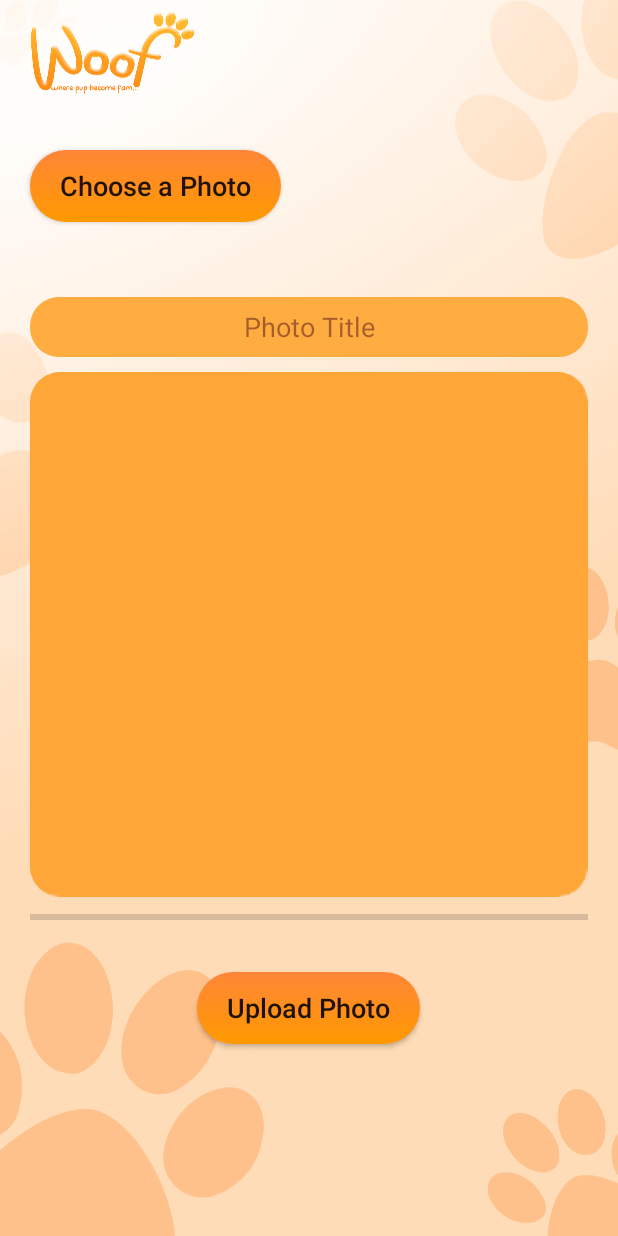
After one commit to MIHIRANGA99/MAD-Project, an Android app: the UploadImages screen opened directly, with no data from a screen before it, on a phone screen of 412 x 824 dp. The commit adds this screen. Run offline under Robolectric (Android 15) with nearby library versions, the phone set to English and light mode, and no system bars; our stand-ins replace Firebase (no records; nobody signed in at launch, a user with empty details on screens opened directly); pictures from the network do not load.

Commit message:
Upload images created

```diff
--- a/app/src/main/AndroidManifest.xml
+++ b/app/src/main/AndroidManifest.xml
@@ -3,7 +3,7 @@
     package="com.example.woofnew">
 
     <uses-permission android:name="android.permission.INTERNET" />
-    <uses-permission android:name="android.permission.READ_EXTERNAL_STORAGE"/>
+    <uses-permission android:name="android.permission.READ_EXTERNAL_STORAGE" />
 
     <application
         android:allowBackup="true"
@@ -12,6 +12,9 @@
         android:roundIcon="@mipmap/ic_launcher_round"
         android:supportsRtl="true"
         android:theme="@style/Theme.WoofNew">
+        <activity
+            android:name=".UploadImages"
+            android:exported="true" />
         <activity
             android:name=".UpdateDog"
             android:exported="true" />
--- a/app/src/main/java/com/example/woofnew/DogRVAdapter.java
+++ b/app/src/main/java/com/example/woofnew/DogRVAdapter.java
@@ -44,7 +44,7 @@ public class DogRVAdapter extends FirebaseRecyclerAdapter<DogRVModel,DogRVAdapte
         holder.dogName.setText(model.getDogName());
         holder.dogAge.setText(model.getDogBreed());
 
-        Glide.with(holder.dogName.getContext()).load(model.getImageURL()).into(holder.profilePic);
+        Glide.with(holder.profilePic.getContext()).load(model.getImageURL()).into(holder.profilePic);
 
         holder.dogProfileCard.setOnClickListener(new View.OnClickListener() {
             @Override
--- a/app/src/main/java/com/example/woofnew/UpdateDog.java
+++ b/app/src/main/java/com/example/woofnew/UpdateDog.java
@@ -33,6 +33,8 @@ import com.google.firebase.storage.FirebaseStorage;
 import com.google.firebase.storage.OnProgressListener;
 import com.google.firebase.storage.StorageReference;
 import com.google.firebase.storage.UploadTask;
+
+import java.util.Objects;
 
 public class UpdateDog extends AppCompatActivity {
 
@@ -163,7 +165,7 @@ public class UpdateDog extends AppCompatActivity {
                     progressDialog.dismiss();
                     Toast.makeText(UpdateDog.this, "Upload Successful", Toast.LENGTH_SHORT).show();
 
-                    reference.child(mUser.getUid()).child("Dogs").child(dogId).child("imageURL").setValue(uri.toString());
+                    reference.child(mUser.getUid()).child("Dogs").child(dogId).child("imageURL").setValue(Objects.requireNonNull(Objects.requireNonNull(taskSnapshot.getMetadata()).getReference()).getDownloadUrl().toString());
                 }
             }).addOnProgressListener(new OnProgressListener<UploadTask.TaskSnapshot>() {
                 @Override
--- /dev/null
+++ b/app/src/main/java/com/example/woofnew/UploadImages.java
@@ -0,0 +1,161 @@
+package com.example.woofnew;
+
+import androidx.annotation.NonNull;
+import androidx.annotation.Nullable;
+import androidx.appcompat.app.AppCompatActivity;
+
+import android.content.ContentResolver;
+import android.content.Intent;
+import android.net.Uri;
+import android.os.Bundle;
+import android.os.Handler;
+import android.view.View;
+import android.webkit.MimeTypeMap;
+import android.widget.Button;
+import android.widget.EditText;
+import android.widget.ProgressBar;
+import android.widget.Toast;
+
+import com.bumptech.glide.Glide;
+import com.google.android.gms.tasks.OnFailureListener;
+import com.google.android.gms.tasks.OnSuccessListener;
+import com.google.android.material.imageview.ShapeableImageView;
+import com.google.firebase.auth.FirebaseAuth;
+import com.google.firebase.auth.FirebaseUser;
+import com.google.firebase.database.DatabaseReference;
+import com.google.firebase.database.FirebaseDatabase;
+import com.google.firebase.storage.FirebaseStorage;
+import com.google.firebase.storage.OnProgressListener;
+import com.google.firebase.storage.StorageReference;
+import com.google.firebase.storage.StorageTask;
+import com.google.firebase.storage.UploadTask;
+
+public class UploadImages extends AppCompatActivity {
+
+    private static final int PICK_IMAGE_REQUEST = 1;
+
+    ShapeableImageView imageView;
+    Button chooseImageBttn;
+    Button uploadImageBttn;
+    EditText imageNameET;
+    ProgressBar progressBar;
+    Uri imageUri;
+
+    FirebaseAuth mAuth;
+    FirebaseUser mUser;
+
+    StorageReference mStorageRef;
+    DatabaseReference mDatabaseRef;
+
+    private StorageTask mUploadTask;
+
+    @Override
+    protected void onCreate(Bundle savedInstanceState) {
+        super.onCreate(savedInstanceState);
+        setContentView(R.layout.activity_upload_images);
+
+        Intent intent = getIntent();
+
+        String dogId = intent.getStringExtra("dogId");
+
+        chooseImageBttn = findViewById(R.id.bttn_chooseFile);
+        uploadImageBttn = findViewById(R.id.bttn_uploadFile);
+        imageNameET = findViewById(R.id.imageTitle_ET);
+        imageView = findViewById(R.id.db_image_SIV);
+        progressBar = findViewById(R.id.progress_bar);
+
+        mAuth = FirebaseAuth.getInstance();
+        mUser = mAuth.getCurrentUser();
+
+        mStorageRef = FirebaseStorage.getInstance().getReference("dogImages");
+        mDatabaseRef = FirebaseDatabase.getInstance().getReference("Users").child(mUser.getUid()).child("Dogs").child(dogId).child("images");
+
+        chooseImageBttn.setOnClickListener(new View.OnClickListener() {
+            @Override
+            public void onClick(View view) {
+                openFileChooser();
+            }
+        });
+
+        uploadImageBttn.setOnClickListener(new View.OnClickListener() {
+            @Override
+            public void onClick(View view) {
+                if(mUploadTask != null && mUploadTask.isInProgress()){
+
+                    Toast.makeText(UploadImages.this, "Upload in Progress", Toast.LENGTH_SHORT).show();
+
+                }else {
+
+                    uploadFile();
+
+                }
+            }
+        });
+    }
+
+    private String getFileExtension(Uri uri){
+        ContentResolver cR = getContentResolver();
+        MimeTypeMap mime = MimeTypeMap.getSingleton();
+        return mime.getExtensionFromMimeType(cR.getType(uri));
+    }
+
+    private void uploadFile() {
+        if(imageUri != null){
+            StorageReference fileReference = mStorageRef.child(System.currentTimeMillis() + "." + getFileExtension(imageUri));
+
+            mUploadTask = fileReference.putFile(imageUri)
+                    .addOnSuccessListener(new OnSuccessListener<UploadTask.TaskSnapshot>() {
+                        @Override
+                        public void onSuccess(UploadTask.TaskSnapshot taskSnapshot) {
+
+                            Handler handler = new Handler();
+                            handler.postDelayed(new Runnable() {
+                                @Override
+                                public void run() {
+                                    progressBar.setProgress(0);
+                                }
+                            }, 500);
+
+                            Toast.makeText(UploadImages.this, "Upload Successful", Toast.LENGTH_SHORT).show();
+                            Uploadpics uploadpic = new Uploadpics(imageNameET.getText().toString().trim() , taskSnapshot.getMetadata().getReference().getDownloadUrl().toString());
+
+                            String uploadId = mDatabaseRef.push().getKey();
+                            mDatabaseRef.child(uploadId).setValue(uploadpic);
+
+                        }
+                    }).addOnFailureListener(new OnFailureListener() {
+                @Override
+                public void onFailure(@NonNull Exception e) {
+                    Toast.makeText(UploadImages.this, e.getMessage(), Toast.LENGTH_SHORT).show();
+                }
+            }).addOnProgressListener(new OnProgressListener<UploadTask.TaskSnapshot>() {
+                @Override
+                public void onProgress(@NonNull UploadTask.TaskSnapshot snapshot) {
+                    double progress = (100.0 * snapshot.getBytesTransferred() / snapshot.getTotalByteCount());
+                    progressBar.setProgress((int)progress);
+                }
+            });
+        }
+        else{
+            Toast.makeText(UploadImages.this, "No Files Selected", Toast.LENGTH_SHORT).show();
+        }
+    }
+
+    private void openFileChooser() {
+        Intent intent = new Intent();
+        intent.setType("image/*");
+        intent.setAction(Intent.ACTION_GET_CONTENT);
+        startActivityForResult(intent, PICK_IMAGE_REQUEST);
+    }
+
+    @Override
+    protected void onActivityResult(int requestCode, int resultCode, @Nullable Intent data) {
+        super.onActivityResult(requestCode, resultCode, data);
+
+        if(requestCode == PICK_IMAGE_REQUEST && resultCode == RESULT_OK && data != null && data.getData() != null){
+            imageUri = data.getData();
+
+            Glide.with(this).load(imageUri).into(imageView);
+        }
+    }
+}
--- /dev/null
+++ b/app/src/main/res/layout/activity_upload_images.xml
@@ -0,0 +1,71 @@
+<?xml version="1.0" encoding="utf-8"?>
+<RelativeLayout xmlns:android="http://schemas.android.com/apk/res/android"
+    xmlns:app="http://schemas.android.com/apk/res-auto"
+    xmlns:tools="http://schemas.android.com/tools"
+    android:background="@drawable/backgroundprofiles"
+    android:layout_width="match_parent"
+    android:layout_height="match_parent"
+    tools:context=".UploadImages">
+
+    <Button
+        android:id="@+id/bttn_chooseFile"
+        android:layout_width="wrap_content"
+        android:layout_height="wrap_content"
+        android:text="@string/choose_a_photo"
+        android:textAllCaps="false"
+        android:textSize="18sp"
+        android:background="@drawable/bttn_style_welcome"
+        android:layout_marginStart="20dp"
+        android:layout_marginTop="100dp"
+        android:elevation="3dp"
+        android:paddingHorizontal="20dp"/>
+
+    <EditText
+        android:id="@+id/imageTitle_ET"
+        android:layout_width="match_parent"
+        android:layout_height="40dp"
+        android:textColor="@color/maroon"
+        android:textColorHint="@color/maroonHint"
+        android:textAlignment="center"
+        android:textSize="18sp"
+        android:hint="@string/photo_title"
+        android:layout_below="@+id/bttn_chooseFile"
+        android:layout_marginHorizontal="20dp"
+        android:layout_marginTop="50dp"
+        android:layout_marginBottom="10dp"
+        android:background="@drawable/inputtext"/>
+
+    <com.google.android.material.imageview.ShapeableImageView
+        android:id="@+id/db_image_SIV"
+        android:layout_width="match_parent"
+        android:layout_height="350dp"
+        android:layout_marginHorizontal="20dp"
+        android:layout_below="@id/imageTitle_ET"
+        android:background="@drawable/photo_shape"
+        app:shapeAppearanceOverlay="@style/RoundedSquare"/>
+
+    <ProgressBar
+        android:id="@+id/progress_bar"
+        android:layout_width="match_parent"
+        android:layout_height="wrap_content"
+        style="@style/Widget.AppCompat.ProgressBar.Horizontal"
+        android:layout_below="@id/db_image_SIV"
+        android:layout_marginHorizontal="20dp"
+        android:layout_marginTop="5dp"/>
+
+    <Button
+        android:id="@+id/bttn_uploadFile"
+        android:layout_width="wrap_content"
+        android:layout_height="wrap_content"
+        android:text="@string/upload_photo"
+        android:textAllCaps="false"
+        android:textSize="18sp"
+        android:background="@drawable/bttn_style_welcome"
+        android:layout_below="@id/db_image_SIV"
+        android:layout_centerHorizontal="true"
+        android:layout_marginEnd="20dp"
+        android:layout_marginTop="50dp"
+        android:elevation="3dp"
+        android:paddingHorizontal="20dp"/>
+
+</RelativeLayout>
--- a/app/src/main/res/layout/fragment_dog_profile.xml
+++ b/app/src/main/res/layout/fragment_dog_profile.xml
@@ -69,6 +69,7 @@
         android:orientation="vertical">
 
         <ImageButton
+            android:id="@+id/upload_images_bttn"
             android:layout_width="wrap_content"
             android:layout_height="wrap_content"
             android:src="@drawable/uploadicon"
--- a/app/src/main/res/values/custom_styles.xml
+++ b/app/src/main/res/values/custom_styles.xml
@@ -3,4 +3,8 @@
     <style name="Circular">
         <item name="cornerSize">50%</item>
     </style>
+
+    <style name="RoundedSquare">
+        <item name="cornerSize">20dp</item>
+    </style>
 </resources>
--- a/app/src/main/res/values/strings.xml
+++ b/app/src/main/res/values/strings.xml
@@ -25,5 +25,8 @@
     <string name="book_menu">Book</string>
     <string name="next_step">Next step</string>
     <string name="health">Health</string>
+    <string name="choose_a_photo">Choose a Photo</string>
+    <string name="photo_title">Photo Title</string>
+    <string name="upload_photo">Upload Photo</string>
 
 </resources>
```
Also changed, not shown: app/src/main/java/com/example/woofnew/DogProfile.java (+11 -1 lines), app/src/main/java/com/example/woofnew/Uploadpics.java (added, +35 -0 lines).
